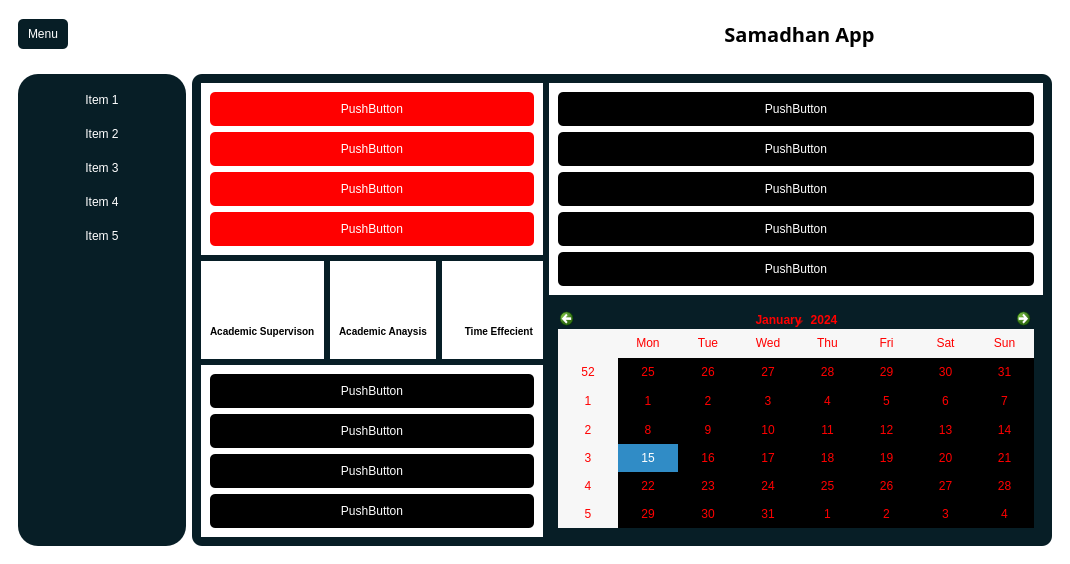
First picture: the form in landing and others/next_landing.ui, repository Paurakh977/PyQT, before the edit.
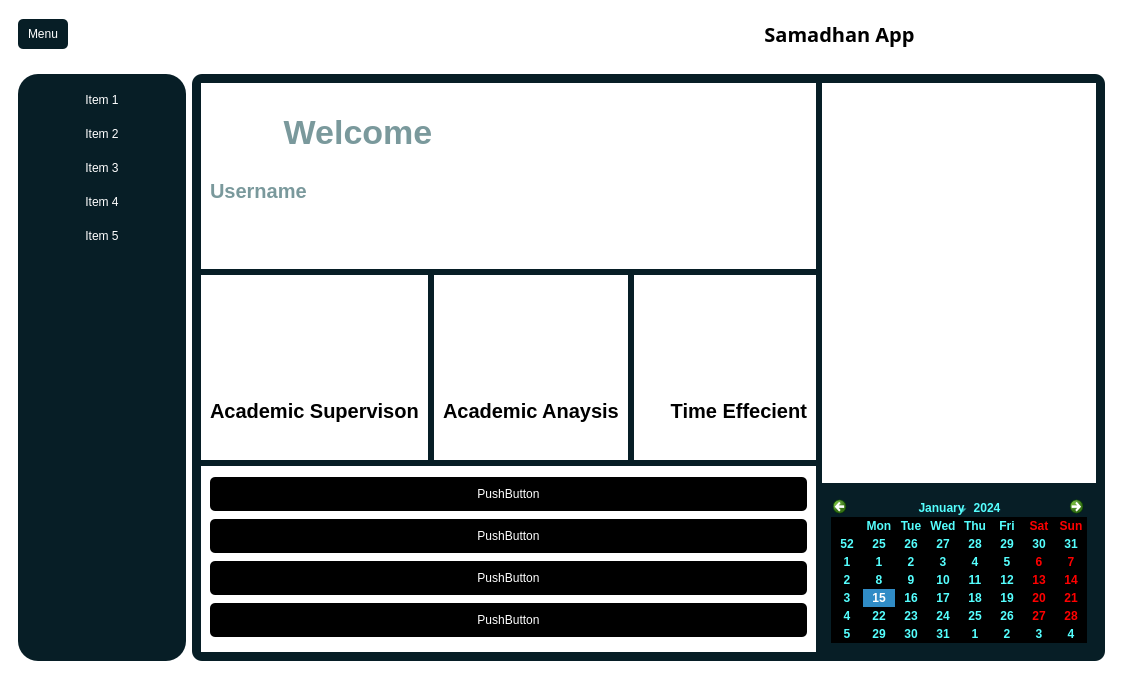
Second picture: the form after the edit. Icons and pictures are not drawn.

Commit message: bar graph in landing page done

Diff of the .ui file:
```diff
--- a/landing and others/next_landing.ui
+++ b/landing and others/next_landing.ui
@@ -6,8 +6,8 @@
    <rect>
     <x>0</x>
     <y>0</y>
-    <width>1070</width>
-    <height>564</height>
+    <width>1045</width>
+    <height>644</height>
    </rect>
   </property>
   <property name="windowTitle">
@@ -292,6 +292,12 @@
              <layout class="QVBoxLayout" name="verticalLayout_5">
               <item>
                <widget class="QFrame" name="frame_11">
+                <property name="minimumSize">
+                 <size>
+                  <width>500</width>
+                  <height>0</height>
+                 </size>
+                </property>
                 <property name="styleSheet">
                  <string notr="true">background-color: rgb(255, 255, 255);</string>
                 </property>
@@ -301,44 +307,68 @@
                 <property name="frameShadow">
                  <enum>QFrame::Raised</enum>
                 </property>
-                <layout class="QVBoxLayout" name="verticalLayout_10">
+                <layout class="QHBoxLayout" name="horizontalLayout_6">
                  <item>
-                  <widget class="QPushButton" name="pushButton_17">
-                   <property name="styleSheet">
-                    <string notr="true">background-color: rgb(255, 0, 0);</string>
-                   </property>
-                   <property name="text">
-                    <string>PushButton</string>
-                   </property>
-                  </widget>
+                  <layout class="QVBoxLayout" name="verticalLayout_10">
+                   <item>
+                    <widget class="QLabel" name="Welcome">
+                     <property name="styleSheet">
+                      <string notr="true">position: absolute;
+width: 310px;
+height: 80px;
+
+
+font-family: 'Istok Web';
+font-style: normal;
+font-weight: 700;
+font-size: 34px;
+line-height: 92px;
+
+color: #7A999C;
+background : transparent;</string>
+                     </property>
+                     <property name="text">
+                      <string>Welcome</string>
+                     </property>
+                     <property name="alignment">
+                      <set>Qt::AlignCenter</set>
+                     </property>
+                    </widget>
+                   </item>
+                   <item>
+                    <widget class="QLabel" name="Welcome_2">
+                     <property name="styleSheet">
+                      <string notr="true">position: absolute;
+width: 310px;
+height: 80px;
+
+
+font-family: 'Istok Web';
+font-style: normal;
+font-weight: 700;
+font-size: 20px;
+line-height: 92px;
+
+color: #7A999C;
+background : transparent;</string>
+                     </property>
+                     <property name="text">
+                      <string>Username</string>
+                     </property>
+                     <property name="alignment">
+                      <set>Qt::AlignLeading|Qt::AlignLeft|Qt::AlignTop</set>
+                     </property>
+                    </widget>
+                   </item>
+                  </layout>
                  </item>
                  <item>
-                  <widget class="QPushButton" name="pushButton_18">
-                   <property name="styleSheet">
-                    <string notr="true">background-color: rgb(255, 0, 0);</string>
+                  <widget class="QFrame" name="frame_12">
+                   <property name="frameShape">
+                    <enum>QFrame::StyledPanel</enum>
                    </property>
-                   <property name="text">
-                    <string>PushButton</string>
-                   </property>
-                  </widget>
-                 </item>
-                 <item>
-                  <widget class="QPushButton" name="pushButton_19">
-                   <property name="styleSheet">
-                    <string notr="true">background-color: rgb(255, 0, 0);</string>
-                   </property>
-                   <property name="text">
-                    <string>PushButton</string>
-                   </property>
-                  </widget>
-                 </item>
-                 <item>
-                  <widget class="QPushButton" name="pushButton_16">
-                   <property name="styleSheet">
-                    <string notr="true">background-color: rgb(255, 0, 0);</string>
-                   </property>
-                   <property name="text">
-                    <string>PushButton</string>
+                   <property name="frameShadow">
+                    <enum>QFrame::Raised</enum>
                    </property>
                   </widget>
                  </item>
@@ -373,7 +403,7 @@
                     <widget class="QLabel" name="label_4">
                      <property name="styleSheet">
                       <string notr="true">color:black;
-font-size:10px;
+font-size:20px;
 font-family: 'Istok Web';
 font-style: normal;
 font-weight: 600;</string>
@@ -412,7 +442,7 @@
                     <widget class="QLabel" name="label_5">
                      <property name="styleSheet">
                       <string notr="true">color:black;
-font-size:10px;
+font-size:20px;
 font-family: 'Istok Web';
 font-style: normal;
 font-weight: 600;</string>
@@ -451,7 +481,7 @@
                     <widget class="QLabel" name="label_7">
                      <property name="styleSheet">
                       <string notr="true">color:black;
-font-size:10px;
+font-size:20px;
 font-family: 'Istok Web';
 font-style: normal;
 font-weight: 600;</string>
@@ -468,6 +498,12 @@
               </item>
               <item>
                <widget class="QFrame" name="frame_7">
+                <property name="minimumSize">
+                 <size>
+                  <width>500</width>
+                  <height>0</height>
+                 </size>
+                </property>
                 <property name="styleSheet">
                  <string notr="true">background-color: rgb(255, 255, 255);</string>
                 </property>
@@ -526,7 +562,13 @@
             <item>
              <layout class="QVBoxLayout" name="verticalLayout_6">
               <item>
-               <widget class="QFrame" name="frame_5">
+               <widget class="QFrame" name="bar_graph_frame">
+                <property name="minimumSize">
+                 <size>
+                  <width>0</width>
+                  <height>400</height>
+                 </size>
+                </property>
                 <property name="styleSheet">
                  <string notr="true">background-color: rgb(255, 255, 255);</string>
                 </property>
@@ -536,58 +578,7 @@
                 <property name="frameShadow">
                  <enum>QFrame::Raised</enum>
                 </property>
-                <layout class="QVBoxLayout" name="verticalLayout_8">
-                 <item>
-                  <widget class="QPushButton" name="pushButton_9">
-                   <property name="styleSheet">
-                    <string notr="true">background-color: rgb(0, 0, 0);</string>
-                   </property>
-                   <property name="text">
-                    <string>PushButton</string>
-                   </property>
-                  </widget>
-                 </item>
-                 <item>
-                  <widget class="QPushButton" name="pushButton_7">
-                   <property name="styleSheet">
-                    <string notr="true">background-color: rgb(0, 0, 0);</string>
-                   </property>
-                   <property name="text">
-                    <string>PushButton</string>
-                   </property>
-                  </widget>
-                 </item>
-                 <item>
-                  <widget class="QPushButton" name="pushButton_10">
-                   <property name="styleSheet">
-                    <string notr="true">background-color: rgb(0, 0, 0);</string>
-                   </property>
-                   <property name="text">
-                    <string>PushButton</string>
-                   </property>
-                  </widget>
-                 </item>
-                 <item>
-                  <widget class="QPushButton" name="pushButton_11">
-                   <property name="styleSheet">
-                    <string notr="true">background-color: rgb(0, 0, 0);</string>
-                   </property>
-                   <property name="text">
-                    <string>PushButton</string>
-                   </property>
-                  </widget>
-                 </item>
-                 <item>
-                  <widget class="QPushButton" name="pushButton_8">
-                   <property name="styleSheet">
-                    <string notr="true">background-color: rgb(0, 0, 0);</string>
-                   </property>
-                   <property name="text">
-                    <string>PushButton</string>
-                   </property>
-                  </widget>
-                 </item>
-                </layout>
+                <layout class="QVBoxLayout" name="verticalLayout_8"/>
                </widget>
               </item>
               <item>
@@ -605,7 +596,10 @@
                  <item row="0" column="0">
                   <widget class="QCalendarWidget" name="calendarWidget">
                    <property name="styleSheet">
-                    <string notr="true">color:red;</string>
+                    <string notr="true">color: rgb(85, 255, 255);
+font-weight:700;
+font-family: 'Istok Web';
+alternate-background-color: rgb(0, 0, 0);</string>
                    </property>
                   </widget>
                  </item>
```
The commit also changes 4 other files.
